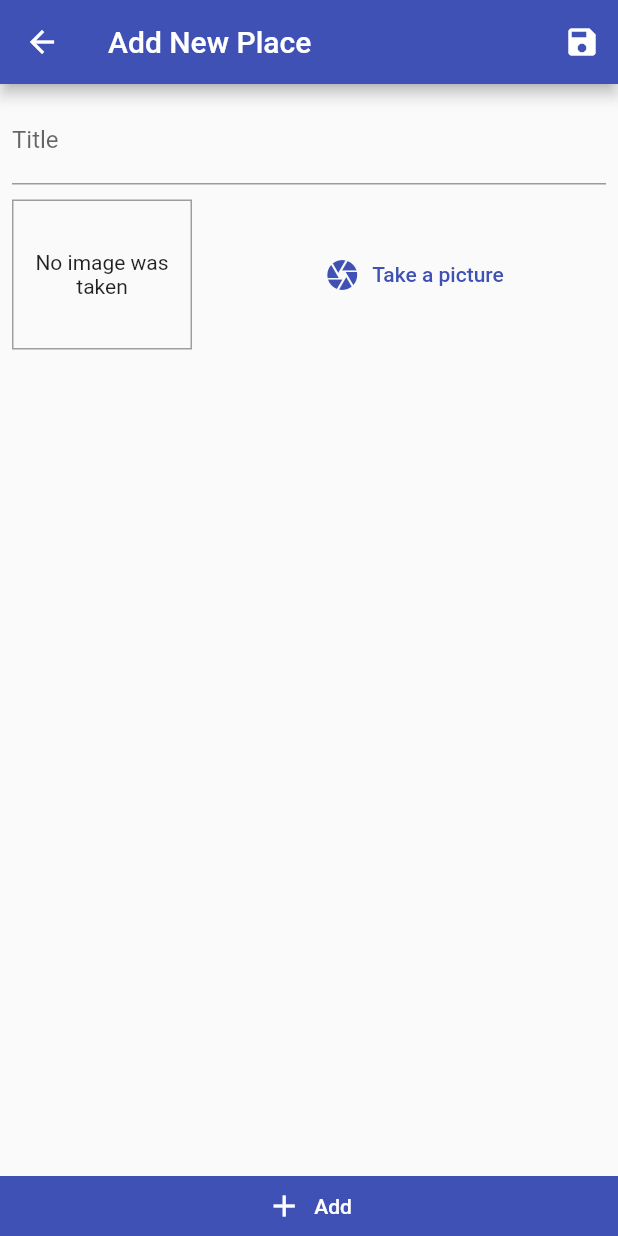
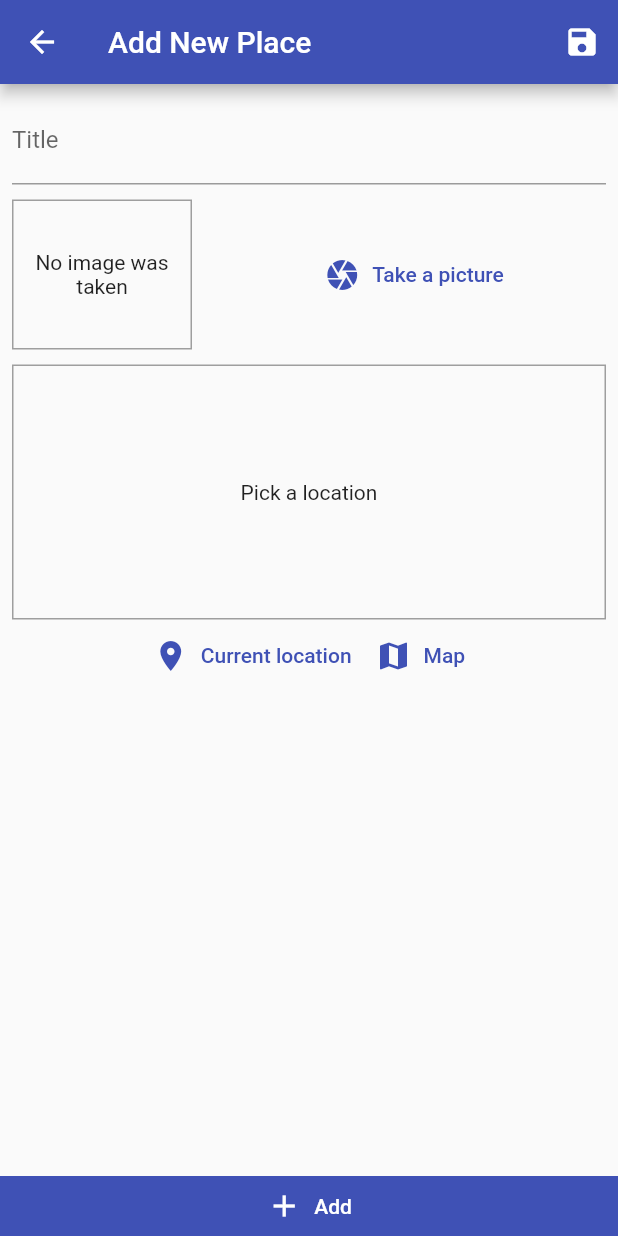
Before and after one commit to TariqHattab/Great_Places_App-Complete, a Flutter app: the AddPlaceScreen screen opened by its route, on a phone screen of 412 x 824 dp. Run offline on Flutter 3.47's test engine with Material 2 defaults, Android fonts, the phone set to English and light mode, and no system bars; our stand-ins replace image_picker, location, sqflite; accounts and stored records are empty.

Commit message:
commit 5

```diff
--- a/lib/screens/add_place_screen.dart
+++ b/lib/screens/add_place_screen.dart
@@ -3,6 +3,7 @@ import 'dart:io';
 import 'package:flutter/material.dart';
 import 'package:great_places_app/providers/great_places_providers.dart';
 import 'package:great_places_app/widgets/image_input.dart';
+import 'package:great_places_app/widgets/location_input.dart';
 import 'package:provider/provider.dart';
 
 class AddPlaceScreen extends StatefulWidget {
@@ -67,6 +68,10 @@ class _AddPlaceScreenState extends State<AddPlaceScreen> {
                       height: 10,
                     ),
                     ImageInput(_imagePicked),
+                    SizedBox(
+                      height: 10,
+                    ),
+                    LocationInput(),
                   ],
                 ),
               ),
--- /dev/null
+++ b/lib/widgets/location_input.dart
@@ -0,0 +1,56 @@
+import 'package:flutter/material.dart';
+import 'package:location/location.dart';
+
+class LocationInput extends StatefulWidget {
+  @override
+  _LocationInputState createState() => _LocationInputState();
+}
+
+class _LocationInputState extends State<LocationInput> {
+  var _locationImageUrl;
+
+  Future<void> _getUserCoordinats() async {
+    final locData = await Location().getLocation();
+
+    print(locData.latitude);
+    print(locData.longitude);
+  }
+
+  @override
+  Widget build(BuildContext context) {
+    return Column(
+      children: [
+        Container(
+          height: 170,
+          width: double.infinity,
+          decoration: BoxDecoration(
+            border: Border.all(
+              width: 1,
+              color: Colors.grey,
+            ),
+          ),
+          child: _locationImageUrl == null
+              ? Center(
+                  child: Text('Pick a location'),
+                )
+              : Image.network(
+                  _locationImageUrl,
+                  fit: BoxFit.cover,
+                  width: double.infinity,
+                ),
+        ),
+        Row(
+          mainAxisAlignment: MainAxisAlignment.center,
+          children: [
+            TextButton.icon(
+                icon: Icon(Icons.location_on),
+                label: Text('Current location'),
+                onPressed: _getUserCoordinats),
+            TextButton.icon(
+                icon: Icon(Icons.map), label: Text('Map'), onPressed: () {}),
+          ],
+        )
+      ],
+    );
+  }
+}
--- a/pubspec.yaml
+++ b/pubspec.yaml
@@ -28,6 +28,7 @@ dependencies:
   path: ^1.8.0
   path_provider: ^2.0.1
   sqflite: ^2.0.0+3
+  location: ^4.1.1
 
 
   # The following adds the Cupertino Icons font to your application.
```
Also changed, not shown: pubspec.lock, 1 other file.
